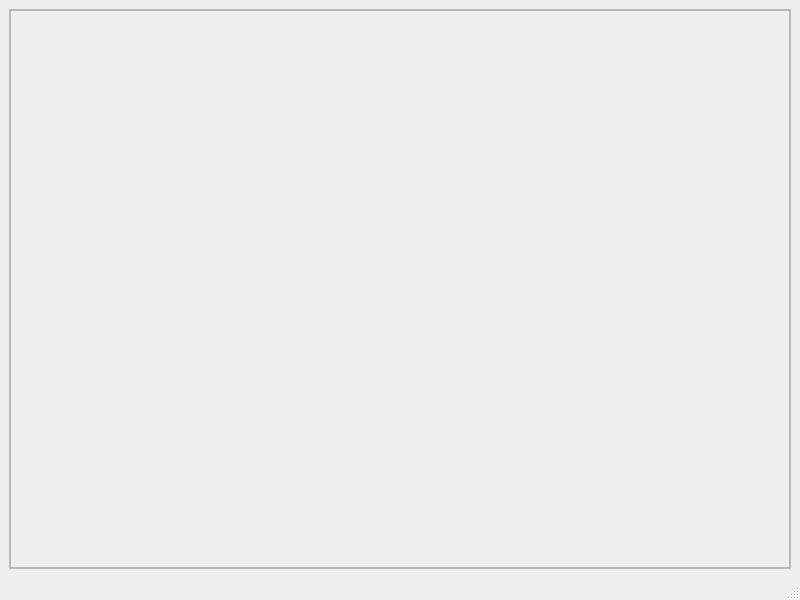
First picture: the form in MainWindow.ui, repository fritzone/funkplot, before the edit.
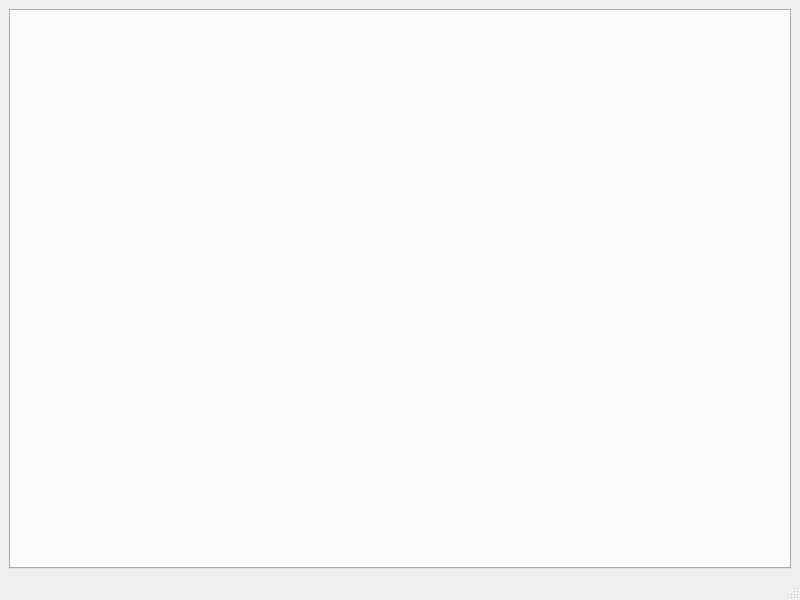
Second picture: the form after the edit. Icons and pictures are not drawn.

Commit message: Multiple tabs for each code window

What changed in the file:
```diff
--- a/MainWindow.ui
+++ b/MainWindow.ui
@@ -16,54 +16,19 @@
   <widget class="QWidget" name="centralwidget">
    <layout class="QVBoxLayout" name="verticalLayout_3">
     <item>
-     <widget class="QFrame" name="frmCodeBlock">
-      <property name="frameShape">
-       <enum>QFrame::StyledPanel</enum>
+     <widget class="QTabWidget" name="tabWidget">
+      <property name="currentIndex">
+       <number>-1</number>
       </property>
-      <property name="frameShadow">
-       <enum>QFrame::Raised</enum>
+      <property name="documentMode">
+       <bool>false</bool>
       </property>
-      <layout class="QVBoxLayout" name="verticalLayout_2">
-       <property name="leftMargin">
-        <number>0</number>
-       </property>
-       <property name="topMargin">
-        <number>0</number>
-       </property>
-       <property name="rightMargin">
-        <number>0</number>
-       </property>
-       <property name="bottomMargin">
-        <number>0</number>
-       </property>
-       <item>
-        <widget class="QFrame" name="frmCodeditor">
-         <property name="frameShape">
-          <enum>QFrame::StyledPanel</enum>
-         </property>
-         <property name="frameShadow">
-          <enum>QFrame::Raised</enum>
-         </property>
-         <layout class="QHBoxLayout" name="horizontalLayout">
-          <property name="spacing">
-           <number>0</number>
-          </property>
-          <property name="leftMargin">
-           <number>0</number>
-          </property>
-          <property name="topMargin">
-           <number>0</number>
-          </property>
-          <property name="rightMargin">
-           <number>0</number>
-          </property>
-          <property name="bottomMargin">
-           <number>0</number>
-          </property>
-         </layout>
-        </widget>
-       </item>
-      </layout>
+      <property name="tabsClosable">
+       <bool>true</bool>
+      </property>
+      <property name="movable">
+       <bool>true</bool>
+      </property>
      </widget>
     </item>
    </layout>
```
The commit also changes 6 other files.
